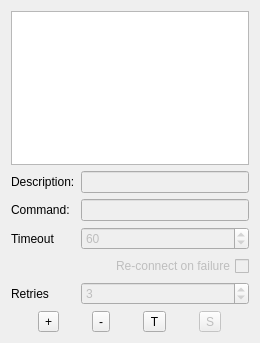
This is src/gui/RemoteCommandConfigWidget.ui in matthewg42/Gnostic as Qt 5 draws it before an edit. The edited form follows.
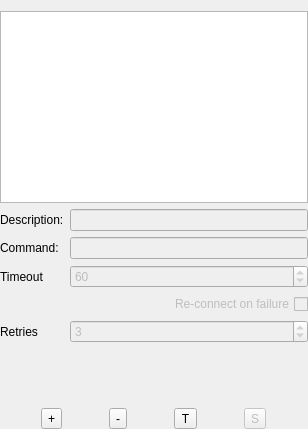
This is the edited form. Icons and pictures are not drawn.

Commit message: RemoteMonitor config working.. needs some refinement

Patch:
```diff
--- a/src/gui/RemoteCommandConfigWidget.ui
+++ b/src/gui/RemoteCommandConfigWidget.ui
@@ -6,19 +6,34 @@
    <rect>
     <x>0</x>
     <y>0</y>
-    <width>260</width>
-    <height>343</height>
+    <width>308</width>
+    <height>429</height>
    </rect>
   </property>
   <property name="windowTitle">
    <string>Form</string>
   </property>
   <layout class="QVBoxLayout" name="verticalLayout">
+   <property name="leftMargin">
+    <number>0</number>
+   </property>
+   <property name="rightMargin">
+    <number>0</number>
+   </property>
+   <property name="bottomMargin">
+    <number>0</number>
+   </property>
    <item>
     <widget class="QTableView" name="commandTable">
      <property name="editTriggers">
       <set>QAbstractItemView::NoEditTriggers</set>
      </property>
+     <attribute name="horizontalHeaderVisible">
+      <bool>false</bool>
+     </attribute>
+     <attribute name="verticalHeaderVisible">
+      <bool>false</bool>
+     </attribute>
     </widget>
    </item>
    <item>
@@ -121,6 +136,19 @@
      </item>
     </layout>
    </item>
+   <item>
+    <spacer name="verticalSpacer">
+     <property name="orientation">
+      <enum>Qt::Vertical</enum>
+     </property>
+     <property name="sizeHint" stdset="0">
+      <size>
+       <width>20</width>
+       <height>40</height>
+      </size>
+     </property>
+    </spacer>
+   </item>
    <item>
     <layout class="QHBoxLayout" name="horizontalLayout">
      <item>
```
The commit also changes 13 other files.
